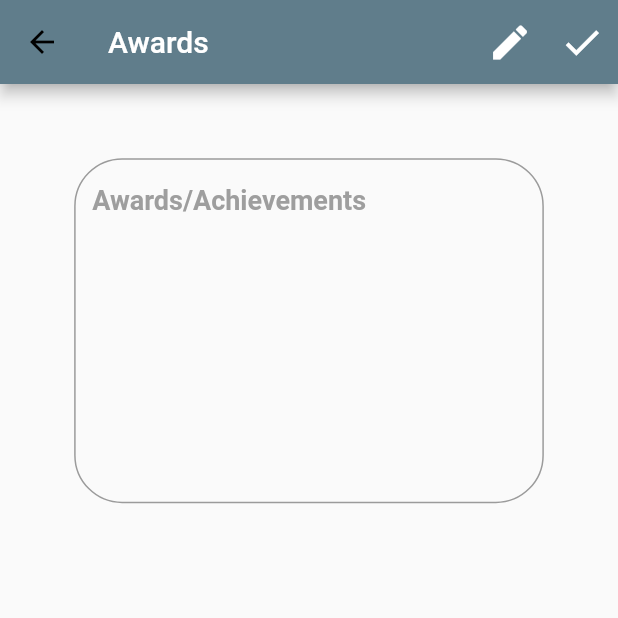
After one commit to vishweshsoni/ResumeBuilder, a Flutter app: the HomePage screen opened by its route, after a tap on "Achivements", on a phone screen of 412 x 824 dp, the top half of it. The commit adds this screen. Run offline on Flutter 3.47's test engine with Material 2 defaults, Android fonts, the phone set to English and light mode, and no system bars; Roboto replaces fonts that are missing (Montserrat).

Commit message:
Added Exper & awards

```diff
--- /dev/null
+++ b/lib/screens/Awards.dart
@@ -0,0 +1,85 @@
+import 'package:flutter/material.dart';
+import 'package:resume_app/sizeconfig.dart';
+
+class Awards extends StatefulWidget {
+  @override
+  _AwardsState createState() => _AwardsState();
+}
+
+class _AwardsState extends State<Awards> {
+
+  TextEditingController awards = new TextEditingController();
+
+  @override
+  Widget build(BuildContext context) {
+    SizeConfig().init(context);
+    return Scaffold(
+      appBar: AppBar(
+        backgroundColor: Colors.blueGrey,
+        title: Text(
+          "Awards",
+          style: TextStyle(color: Colors.white),
+        ),
+        actions: <Widget>[
+          IconButton(
+            icon: const Icon(Icons.edit),
+            iconSize: 30.0,
+            color: Colors.white,
+            onPressed: (){},
+          ),
+          IconButton(
+            icon: const Icon(Icons.check),
+            iconSize: 30.0,
+            color: Colors.white,
+            onPressed: (){},
+          ),
+        ],
+      ),
+
+      body: SingleChildScrollView(
+        child: Column(
+          mainAxisAlignment:MainAxisAlignment.center,
+
+          children: <Widget>[
+            Container(
+              alignment: Alignment.bottomCenter,
+              margin: EdgeInsets.all(
+                  SizeConfig.safeBlockVertical * 6),
+
+              child: SingleChildScrollView(
+                child: Column(
+                  children: <Widget>[
+                    TextField(
+                      controller: awards,
+                      maxLines: 10,
+                      decoration: InputDecoration(
+                        alignLabelWithHint: true,
+                   //     prefixIcon: Icon(Icons.verified_user, color: Colors.blueGrey, size: 25.0,),
+                        labelText: "Awards/Achievements",
+                        labelStyle: TextStyle(
+                            fontSize: 18.0,
+                            fontFamily: 'Montserrat',
+                            fontWeight: FontWeight.bold,
+                            color: Colors.grey,
+
+                        ),
+                        border: OutlineInputBorder(borderRadius: BorderRadius.circular(32.0)),
+//                        focusedBorder: UnderlineInputBorder(
+//                          borderSide: BorderSide(
+//                              color: Colors.blueGrey
+//                          ),
+//                        ),
+                      ),
+                    ),
+                  ],
+                ),
+              ),
+            )
+          ],
+
+        ),
+      ),
+
+    );
+  }
+}
--- a/lib/screens/addEduDetails.dart
+++ b/lib/screens/addEduDetails.dart
@@ -15,6 +15,7 @@ class _AddEduDetailsState extends State<AddEduDetails> {
 
   @override
   Widget build(BuildContext context) {
+    SizeConfig().init(context);
     return Scaffold(
       appBar: AppBar(
         backgroundColor: Colors.blueGrey,
--- a/lib/screens/homepage.dart
+++ b/lib/screens/homepage.dart
@@ -3,6 +3,8 @@ import 'package:flutter/material.dart';
 import 'package:resume_app/sizeconfig.dart';
 import 'personal_details.dart';
 import 'educationdetails.dart';
+import 'Awards.dart';
+import 'Experience.dart';
 import 'skills.dart';
 
 class HomePage extends StatefulWidget {
@@ -24,7 +26,8 @@ class _HomePageState extends State<HomePage> {
             automaticallyImplyLeading: false, // Used for removing back buttoon.
 
           ),
-          body: Stack(
+          body: SingleChildScrollView(
+            child: Stack(
         children: <Widget>[
             Container(
               child: Column(
@@ -180,7 +183,11 @@ class _HomePageState extends State<HomePage> {
                                     ),
                                   ),
                                 ),
-                              Text(
+                                GestureDetector(
+                                  onTap: (){
+                                    Navigator.push(context, MaterialPageRoute(builder: (context)=>Experience()));
+                                  },
+                              child:  Text(
                                   "Experience",
                                   style: TextStyle(
                                       color: colorx,
@@ -188,7 +195,7 @@ class _HomePageState extends State<HomePage> {
                                       fontSize: 19.0,
                                       fontWeight: FontWeight.w500,
                                       fontStyle: FontStyle.normal),
-                              )
+                                ))
                               ],
                             ),
                           ],
@@ -240,7 +247,11 @@ class _HomePageState extends State<HomePage> {
                                     ),
                                   ),
                                 ),
-                              Text(
+                                GestureDetector(
+                                  onTap: (){
+                                    Navigator.push(context, MaterialPageRoute(builder: (context)=>Awards()));
+                                  },
+                                child : Text(
                                   "Achivements",
                                   style: TextStyle(
                                       color: colorx,
@@ -248,7 +259,7 @@ class _HomePageState extends State<HomePage> {
                                       fontSize: 19.0,
                                       fontWeight: FontWeight.w500,
                                       fontStyle: FontStyle.normal),
-                              )
+                                ))
                               ],
                             ),
                           ],
@@ -390,6 +401,7 @@ class _HomePageState extends State<HomePage> {
               ),
             ),
         ],
+      ),
           )),
     );
   }
```
Also changed, not shown: lib/screens/Experience.dart (added, +86 -0 lines). Lines whose indentation alone changed are shown as unchanged.
